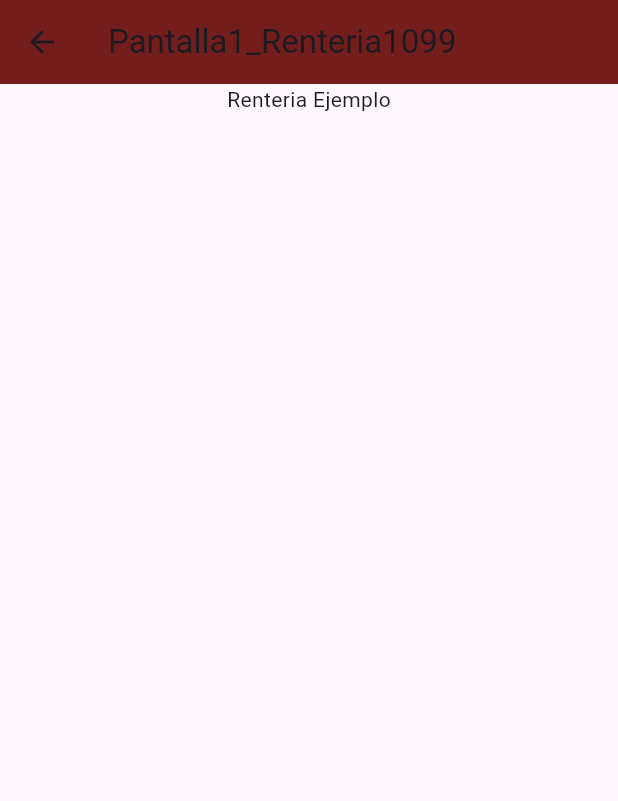
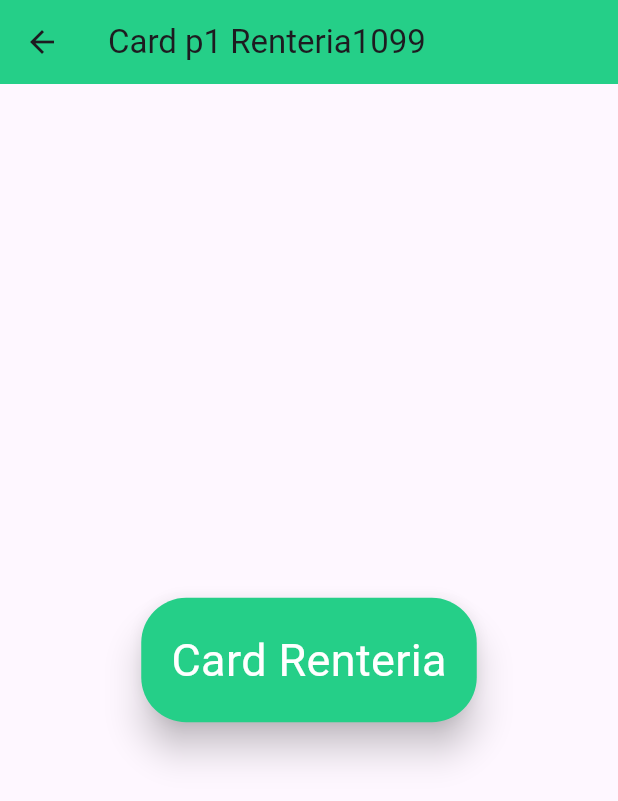
Before and after one commit to Miguelrenteria10/p15-Rutasv2-1099, a Flutter app: the screen it shows after launch, after a tap on "mover a pantalla1", on a phone screen of 412 x 824 dp. Shown: the top 801 px of the screen. Run offline on Flutter 3.47's test engine with Material 3 defaults, Android fonts, the phone set to English and light mode, and no system bars.

```diff
--- a/lib/Pantalla1_1099.dart
+++ b/lib/Pantalla1_1099.dart
@@ -7,16 +7,23 @@ class Pantalla1_1099 extends StatelessWidget {
   Widget build(BuildContext context) {
     return Scaffold(
         appBar: AppBar(
-          title: Text("Pantalla1_Renteria1099"),
-          backgroundColor: Color(0xff741d1d),
+          title: const Text("Card p1 Renteria1099"),
+          backgroundColor: Color(0xff25cf88),
         ),
         body: Center(
-          child: Column(
-            children: [
-              Container(
-                child: Text("Renteria Ejemplo"),
-              )
-            ], //ninios
+          child: Card(
+            elevation: 10,
+            shape:
+                RoundedRectangleBorder(borderRadius: BorderRadius.circular(30)),
+            color: Color(0xff25cf88),
+            child: Padding(
+              padding: EdgeInsets.all(20),
+              child: Text(
+                "Card Renteria",
+                style: TextStyle(fontSize: 30, color: Colors.white),
+              ),
+            ),
+            //ninios
           ),
         ));
   }
--- a/lib/PantallaInicial_1099.dart
+++ b/lib/PantallaInicial_1099.dart
@@ -8,7 +8,7 @@ class PantallaInicial_1099 extends StatelessWidget {
     return Scaffold(
         appBar: AppBar(
           title: Text("Pantalla Inicial Renteria1099"),
-          backgroundColor: Color(0xff5e07ff),
+          backgroundColor: Color(0xff25cf88),
         ),
         body: Center(
             child: Column(
--- a/lib/main.dart
+++ b/lib/main.dart
@@ -10,10 +10,13 @@ class MiApp1099 extends StatelessWidget {
 
   @override
   Widget build(BuildContext context) {
-    return MaterialApp(initialRoute: "/", routes: {
-      "/": (context) => PantallaInicial_1099(),
-      "/Pantall1_1099": (context) => Pantalla1_1099(),
-      "/Pantall2_1099": (context) => Pantalla2_1099(),
-    });
+    return MaterialApp(
+        debugShowCheckedModeBanner: false,
+        initialRoute: "/",
+        routes: {
+          "/": (context) => PantallaInicial_1099(),
+          "/Pantall1_1099": (context) => Pantalla1_1099(),
+          "/Pantall2_1099": (context) => Pantalla2_1099(),
+        });
   }
 }
```
Also changed, not shown: lib/Pantalla2_1099.dart (+16 -9 lines).
